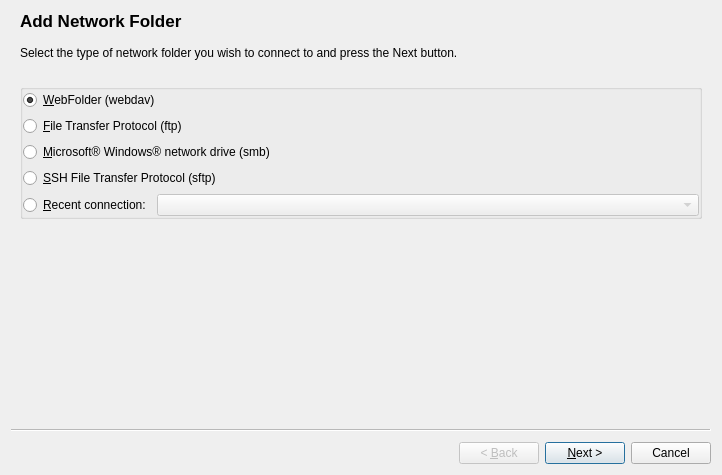
Qt form knetattach/knetattach.ui (fluxer/kde-workspace) before a commit.
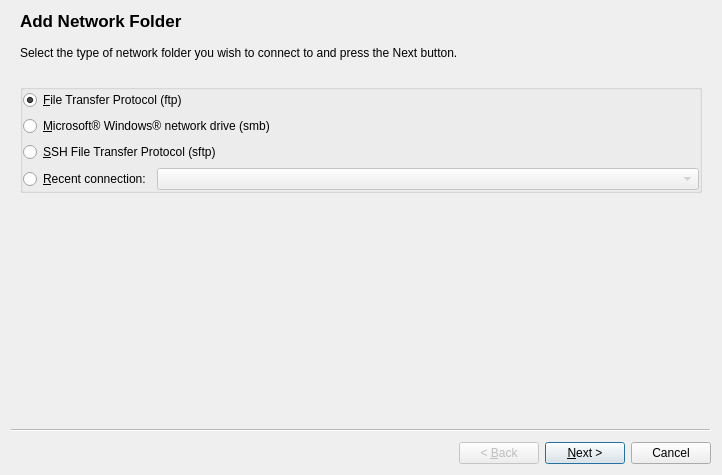
The same form after that commit. Custom widgets are drawn as their Qt base class.

Commit message: generic: drop support for webdav protocol

The edit to the form file:
```diff
--- a/knetattach/knetattach.ui
+++ b/knetattach/knetattach.ui
@@ -59,34 +59,14 @@
        <property name="margin">
         <number>0</number>
        </property>
-       <item row="4" column="0">
+       <item row="3" column="0">
         <widget class="QRadioButton" name="_recent">
          <property name="text">
           <string>&amp;Recent connection:</string>
          </property>
         </widget>
        </item>
-       <item row="0" column="0" colspan="2">
-        <widget class="QRadioButton" name="_webfolder">
-         <property name="text">
-          <string>&amp;WebFolder (webdav)</string>
-         </property>
-         <property name="checked">
-          <bool>true</bool>
-         </property>
-        </widget>
-       </item>
-       <item row="3" column="0" colspan="2">
-        <widget class="QRadioButton" name="_sftp">
-         <property name="text">
-          <string>&amp;SSH File Transfer Protocol (sftp)</string>
-         </property>
-         <property name="checked">
-          <bool>false</bool>
-         </property>
-        </widget>
-       </item>
-       <item row="4" column="1">
+       <item row="3" column="1">
         <widget class="KComboBox" name="_recentConnectionName">
          <property name="enabled">
           <bool>false</bool>
@@ -105,20 +85,33 @@
          </property>
         </widget>
        </item>
-       <item row="1" column="0" colspan="2">
-        <widget class="QRadioButton" name="_ftp">
-         <property name="text">
-          <string>&amp;File Transfer Protocol (ftp)</string>
-         </property>
-        </widget>
-       </item>
        <item row="2" column="0" colspan="2">
+        <widget class="QRadioButton" name="_sftp">
+         <property name="text">
+          <string>&amp;SSH File Transfer Protocol (sftp)</string>
+         </property>
+         <property name="checked">
+          <bool>false</bool>
+         </property>
+        </widget>
+       </item>
+       <item row="1" column="0" colspan="2">
         <widget class="QRadioButton" name="_smb">
          <property name="text">
           <string>&amp;Microsoft® Windows® network drive (smb)</string>
          </property>
         </widget>
        </item>
+       <item row="0" column="0" colspan="2">
+        <widget class="QRadioButton" name="_ftp">
+         <property name="text">
+          <string>&amp;File Transfer Protocol (ftp)</string>
+         </property>
+         <property name="checked">
+          <bool>true</bool>
+         </property>
+        </widget>
+       </item>
       </layout>
      </widget>
     </item>
```
Left out of the diff: 95 changed lines with no effect on the pictures. The commit also changes 6 other files.
